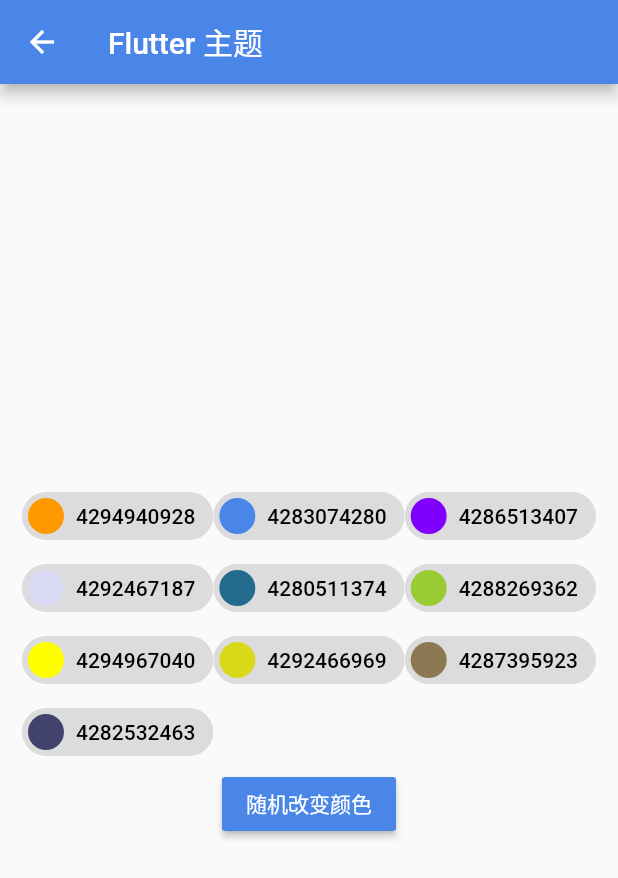
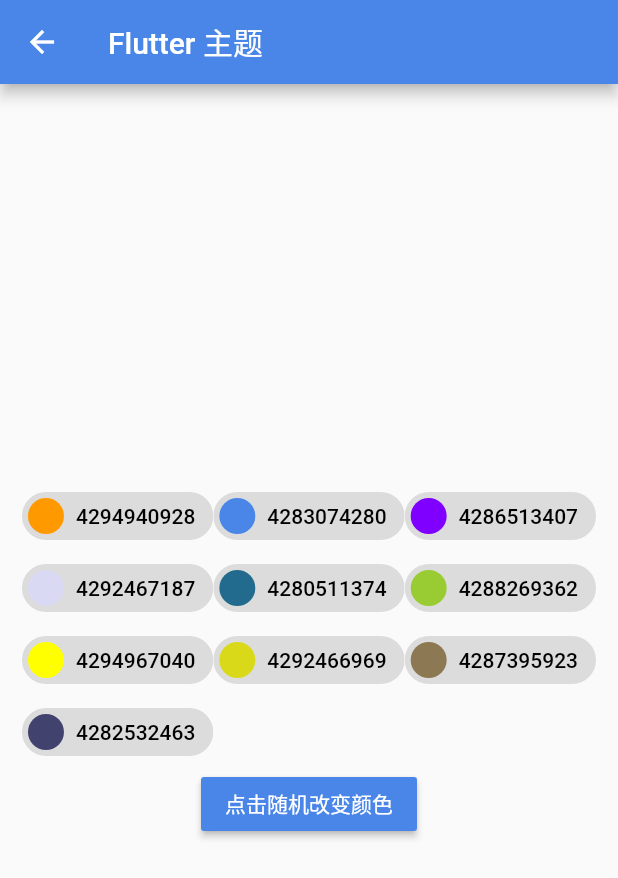
Before and after one commit to nieyafei/flutter_demo, a Flutter app: the ThemePage screen opened by its route, on a phone screen of 412 x 824 dp. Shown: the top 878 px of the screen. Run offline on Flutter 3.47's test engine with Material 2 defaults, Android fonts, the phone set to English and light mode, and no system bars.

Commit message:
update 添加主题颜色

```diff
--- a/lib/pages/theme.dart
+++ b/lib/pages/theme.dart
@@ -53,7 +53,7 @@ class _ThemePageState extends State<ThemePage>{
             ListWidget(),
             new RaisedButton(
               onPressed: _changeColor,
-              child: Text('随机改变颜色'),
+              child: Text('点击随机改变颜色'),
               color: Color(_themeColor),
               textColor: Colors.white,
             )
```
